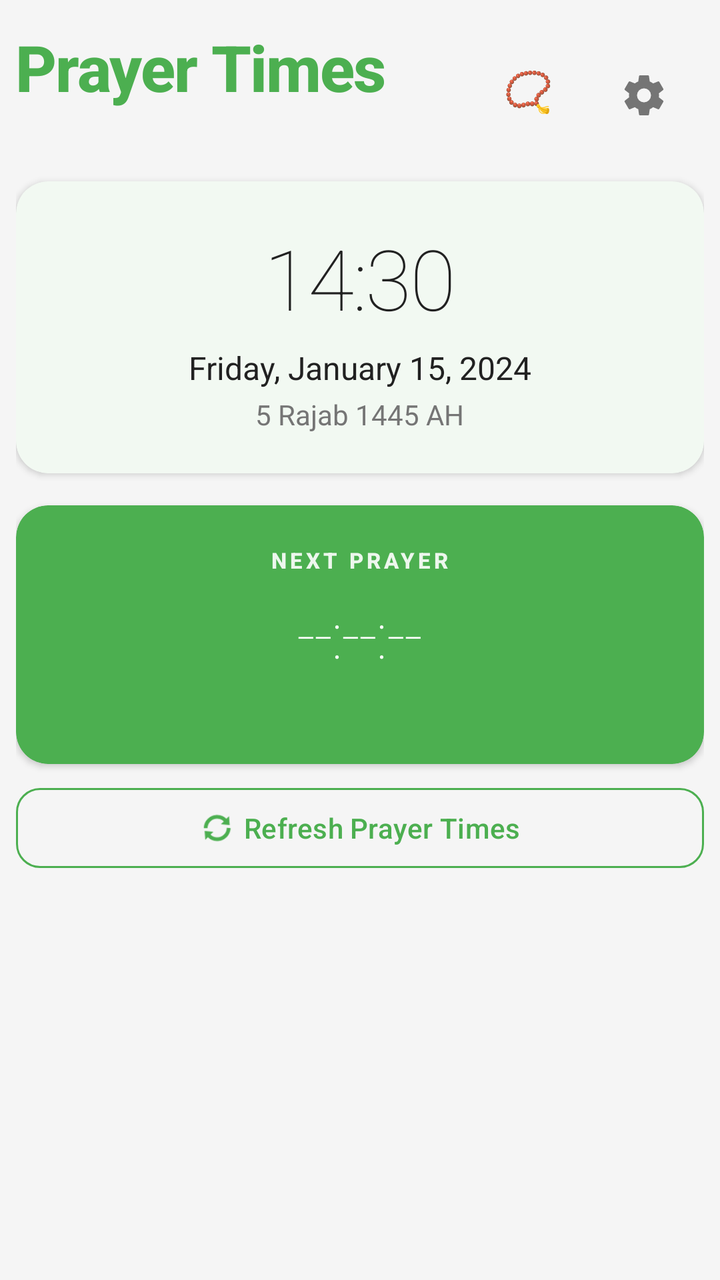
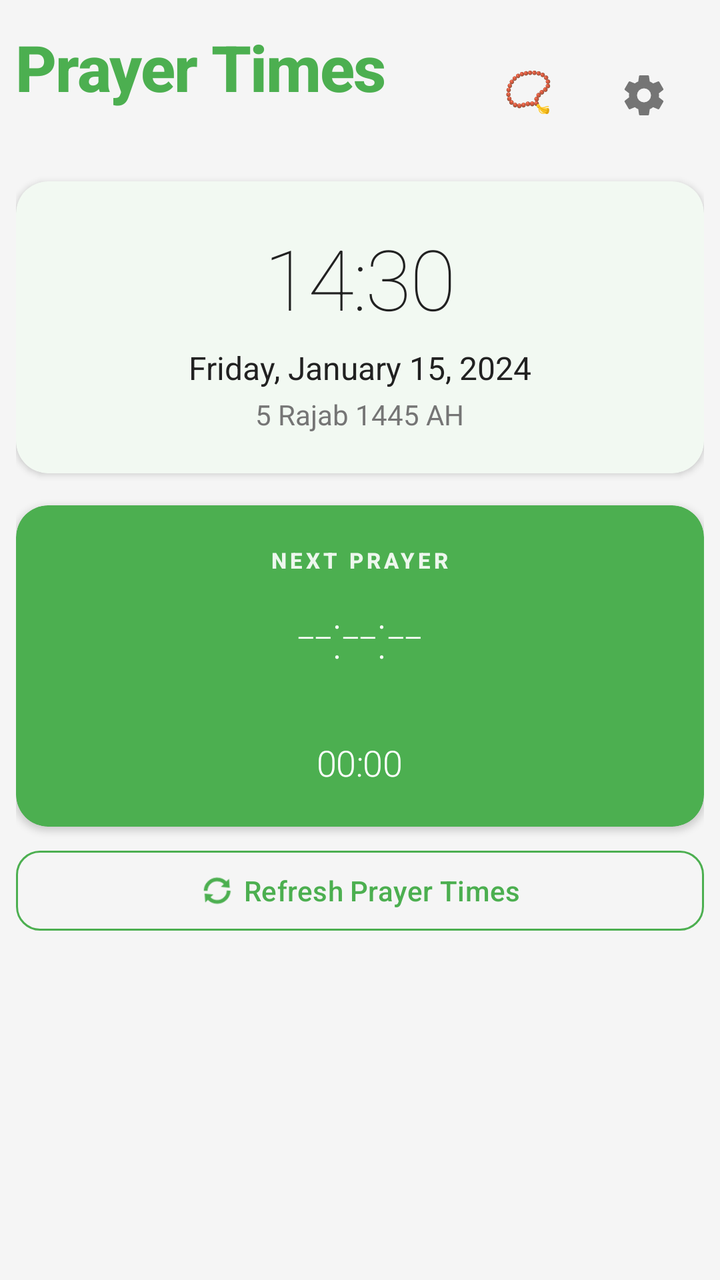

Before-and-after screenshots of an Android layout around one commit, followed by the original layout XML and the change that was made.
<!-- AndroidManifest.xml: activity theme Theme.SalahTimes -->
<!-- res/layout/activity_main.xml -->
<?xml version="1.0" encoding="utf-8"?>
<LinearLayout xmlns:android="http://schemas.android.com/apk/res/android"
    xmlns:app="http://schemas.android.com/apk/res-auto"
    android:layout_width="match_parent"
    android:layout_height="match_parent"
    android:orientation="vertical"
    android:padding="8dp"
    android:background="@color/background_light">

        
        <LinearLayout
            android:layout_width="match_parent"
            android:layout_height="wrap_content"
            android:orientation="horizontal"
            android:gravity="center_vertical"
            android:paddingTop="4dp"
            android:paddingBottom="4dp">

            <LinearLayout
                android:layout_width="0dp"
                android:layout_height="wrap_content"
                android:layout_weight="1"
                android:orientation="vertical">

                <TextView
                    android:id="@+id/app_title"
                    android:layout_width="wrap_content"
                    android:layout_height="wrap_content"
                    android:text="Prayer Times"
                    android:textSize="32sp"
                    android:textColor="@color/primary_green"
                    android:textStyle="bold"
                    android:fontFamily="sans-serif-medium"
                    android:letterSpacing="-0.02" />

                <TextView
                    android:id="@+id/location_text"
                    android:layout_width="wrap_content"
                    android:layout_height="wrap_content"
                    android:textSize="16sp"
                    android:textColor="@color/text_secondary"
                    android:fontFamily="sans-serif"
                    android:layout_marginTop="2dp" />

            </LinearLayout>

            <LinearLayout
                android:layout_width="wrap_content"
                android:layout_height="wrap_content"
                android:orientation="horizontal">

                <com.google.android.material.button.MaterialButton
                    android:id="@+id/adhkar_button"
                    android:layout_width="56dp"
                    android:layout_height="56dp"
                    android:insetTop="0dp"
                    android:insetBottom="0dp"
                    android:text="📿"
                    android:textSize="20sp"
                    style="@style/Widget.Material3.Button.IconButton"
                    android:contentDescription="Adhkar"
                    android:layout_marginEnd="4dp" />

                <com.google.android.material.button.MaterialButton
                    android:id="@+id/settings_button"
                    android:layout_width="56dp"
                    android:layout_height="56dp"
                    android:insetTop="0dp"
                    android:insetBottom="0dp"
                    app:icon="@drawable/ic_settings"
                    app:iconSize="24dp"
                    app:iconTint="@color/text_secondary"
                    style="@style/Widget.Material3.Button.IconButton"
                    android:contentDescription="Settings" />

            </LinearLayout>

        </LinearLayout>

        
        <com.google.android.material.card.MaterialCardView
            android:layout_width="match_parent"
            android:layout_height="wrap_content"
            android:layout_marginTop="8dp"
            app:cardCornerRadius="16dp"
            app:cardElevation="2dp"
            app:strokeWidth="0dp"
            app:cardBackgroundColor="@color/card_background">

            <LinearLayout
                android:layout_width="match_parent"
                android:layout_height="wrap_content"
                android:orientation="vertical"
                android:padding="20dp"
                android:gravity="center">

                <TextView
                    android:id="@+id/clock_text"
                    android:layout_width="wrap_content"
                    android:layout_height="wrap_content"
                    android:text="14:30"
                    android:textSize="42sp"
                    android:textColor="@color/text_primary"
                    android:fontFamily="sans-serif-thin"
                    android:letterSpacing="-0.02" />

                <TextView
                    android:id="@+id/date_text"
                    android:layout_width="wrap_content"
                    android:layout_height="wrap_content"
                    android:text="Friday, January 15, 2024"
                    android:textSize="16sp"
                    android:textColor="@color/text_primary"
                    android:fontFamily="sans-serif"
                    android:layout_marginTop="6dp" />

                <TextView
                    android:id="@+id/hijri_text"
                    android:layout_width="wrap_content"
                    android:layout_height="wrap_content"
                    android:text="5 Rajab 1445 AH"
                    android:textSize="14sp"
                    android:textColor="@color/text_secondary"
                    android:fontFamily="sans-serif"
                    android:layout_marginTop="3dp" />

            </LinearLayout>

        </com.google.android.material.card.MaterialCardView>

        
        <androidx.recyclerview.widget.RecyclerView
            android:id="@+id/prayer_grid"
            android:layout_width="match_parent"
            android:layout_height="wrap_content"
            android:layout_marginTop="8dp"
            android:background="@color/background_light" />

        
        <com.google.android.material.card.MaterialCardView
            android:layout_width="match_parent"
            android:layout_height="wrap_content"
            android:layout_marginTop="8dp"
            app:cardCornerRadius="16dp"
            app:cardElevation="2dp"
            app:strokeWidth="0dp"
            app:cardBackgroundColor="@color/primary_green">

            <LinearLayout
                android:layout_width="match_parent"
                android:layout_height="wrap_content"
                android:orientation="vertical"
                android:padding="20dp"
                android:gravity="center">

                <TextView
                    android:id="@+id/next_prayer_label"
                    android:layout_width="wrap_content"
                    android:layout_height="wrap_content"
                    android:text="NEXT PRAYER"
                    android:textSize="11sp"
                    android:textColor="@color/white"
                    android:textStyle="bold"
                    android:letterSpacing="0.15"
                    android:fontFamily="sans-serif-medium"
                    android:alpha="0.9" />

                <TextView
                    android:id="@+id/countdown_text"
                    android:layout_width="wrap_content"
                    android:layout_height="wrap_content"
                    android:layout_marginTop="8dp"
                    android:text="--:--:--"
                    android:textSize="32sp"
                    android:textColor="@color/white"
                    android:fontFamily="sans-serif-thin"
                    android:letterSpacing="-0.02" />

                <TextView
                    android:id="@+id/iqama_countdown"
                    android:layout_width="wrap_content"
                    android:layout_height="wrap_content"
                    android:layout_marginTop="6dp"
                    android:textSize="13sp"
                    android:textColor="@color/white"
                    android:alpha="0.8"
                    android:fontFamily="sans-serif" />

            </LinearLayout>

        </com.google.android.material.card.MaterialCardView>

        
        <com.google.android.material.button.MaterialButton
            android:id="@+id/refresh_button"
            android:layout_width="match_parent"
            android:layout_height="48dp"
            android:layout_marginTop="8dp"
            android:layout_marginBottom="8dp"
            android:text="Refresh Prayer Times"
            android:textSize="14sp"
            android:textColor="@color/primary_green"
            android:fontFamily="sans-serif-medium"
            app:icon="@android:drawable/ic_popup_sync"
            app:iconTint="@color/primary_green"
            app:iconGravity="textStart"
            style="@style/Widget.Material3.Button.OutlinedButton"
            app:strokeColor="@color/primary_green"
            app:cornerRadius="12dp" />

</LinearLayout>
<!-- resources referenced by this layout -->
<resources>
  <color name="background_light">#F5F5F5</color>
  <color name="card_background">#FFFFFF</color>
  <color name="primary_green">#4CAF50</color>
  <color name="text_primary">#212121</color>
  <color name="text_secondary">#757575</color>
  <color name="white">#FFFFFFFF</color>
  <!-- drawable ic_settings (drawable) -->
  <?xml version="1.0" encoding="utf-8"?>
  <vector xmlns:android="http://schemas.android.com/apk/res/android"
      android:width="24dp"
      android:height="24dp"
      android:viewportWidth="24"
      android:viewportHeight="24">
      <path
          android:fillColor="@color/white"
          android:pathData="M12,15.5A3.5,3.5 0 0,1 8.5,12A3.5,3.5 0 0,1 12,8.5a3.5,3.5 0 0,1 3.5,3.5 3.5,3.5 0 0,1 -3.5,3.5M19.43,12.97C19.47,12.65 19.5,12.33 19.5,12C19.5,11.67 19.47,11.34 19.43,11L21.54,9.37C21.73,9.22 21.78,8.95 21.66,8.73L19.66,5.27C19.54,5.05 19.27,4.96 19.05,5.05L16.56,6.05C16.04,5.66 15.5,5.32 14.87,5.07L14.5,2.42C14.46,2.18 14.25,2 14,2H10C9.75,2 9.54,2.18 9.5,2.42L9.13,5.07C8.5,5.32 7.96,5.66 7.44,6.05L4.95,5.05C4.73,4.96 4.46,5.05 4.34,5.27L2.34,8.73C2.22,8.95 2.27,9.22 2.46,9.37L4.57,11C4.53,11.34 4.5,11.67 4.5,12C4.5,12.33 4.53,12.65 4.57,12.97L2.46,14.63C2.27,14.78 2.22,15.05 2.34,15.27L4.34,18.73C4.46,18.95 4.73,19.03 4.95,18.95L7.44,17.94C7.96,18.34 8.5,18.68 9.13,18.93L9.5,21.58C9.54,21.82 9.75,22 10,22H14C14.25,22 14.46,21.82 14.5,21.58L14.87,18.93C15.5,18.67 16.04,18.34 16.56,17.94L19.05,18.95C19.27,19.03 19.54,18.95 19.66,18.73L21.66,15.27C21.78,15.05 21.73,14.78 21.54,14.63L19.43,12.97Z" />
  </vector>
  <style name="Theme.SalahTimes" parent="Theme.Material3.DayNight">
          <item name="colorPrimary">@color/primary_green</item>
          <item name="colorOnPrimary">@color/white</item>
          <item name="colorSecondary">@color/accent_gold</item>
          <item name="colorOnSecondary">@color/black</item>
          <item name="android:statusBarColor">@color/primary_dark</item>
          <item name="android:windowBackground">@color/background_light</item>
          <item name="colorSurface">@color/card_background</item>
          <item name="colorOnSurface">@color/text_primary</item>
      </style>
  <color name="accent_gold">#FFD700</color>
  <color name="black">#FF000000</color>
  <color name="primary_dark">#2E7D32</color>
</resources>

<!-- the commit's change to res/layout/activity_main.xml (unified diff, before → after) -->
@@ -1,11 +1,16 @@
 <?xml version="1.0" encoding="utf-8"?>
-<LinearLayout xmlns:android="http://schemas.android.com/apk/res/android"
+<ScrollView xmlns:android="http://schemas.android.com/apk/res/android"
     xmlns:app="http://schemas.android.com/apk/res-auto"
     android:layout_width="match_parent"
     android:layout_height="match_parent"
+    android:fillViewport="true"
+    android:background="@color/background_light">
+
+<LinearLayout
+    android:layout_width="match_parent"
+    android:layout_height="wrap_content"
     android:orientation="vertical"
-    android:padding="8dp"
-    android:background="@color/background_light">
+    android:padding="8dp">
 
         
         <LinearLayout
@@ -177,14 +182,27 @@
                     android:letterSpacing="-0.02" />
 
                 <TextView
+                    android:id="@+id/iqama_countdown_label"
+                    android:layout_width="wrap_content"
+                    android:layout_height="wrap_content"
+                    android:layout_marginTop="12dp"
+                    android:textSize="11sp"
+                    android:textColor="@color/white"
+                    android:textStyle="bold"
+                    android:letterSpacing="0.15"
+                    android:fontFamily="sans-serif-medium"
+                    android:alpha="0.9" />
+
+                <TextView
                     android:id="@+id/iqama_countdown"
                     android:layout_width="wrap_content"
                     android:layout_height="wrap_content"
-                    android:layout_marginTop="6dp"
-                    android:textSize="13sp"
-                    android:textColor="@color/white"
-                    android:alpha="0.8"
-                    android:fontFamily="sans-serif" />
+                    android:layout_marginTop="4dp"
+                    android:text="00:00"
+                    android:textSize="18sp"
+                    android:textColor="@color/white"
+                    android:fontFamily="sans-serif-light"
+                    android:letterSpacing="-0.01" />
 
             </LinearLayout>
 
@@ -209,3 +227,5 @@
             app:cornerRadius="12dp" />
 
 </LinearLayout>
+
+</ScrollView>
